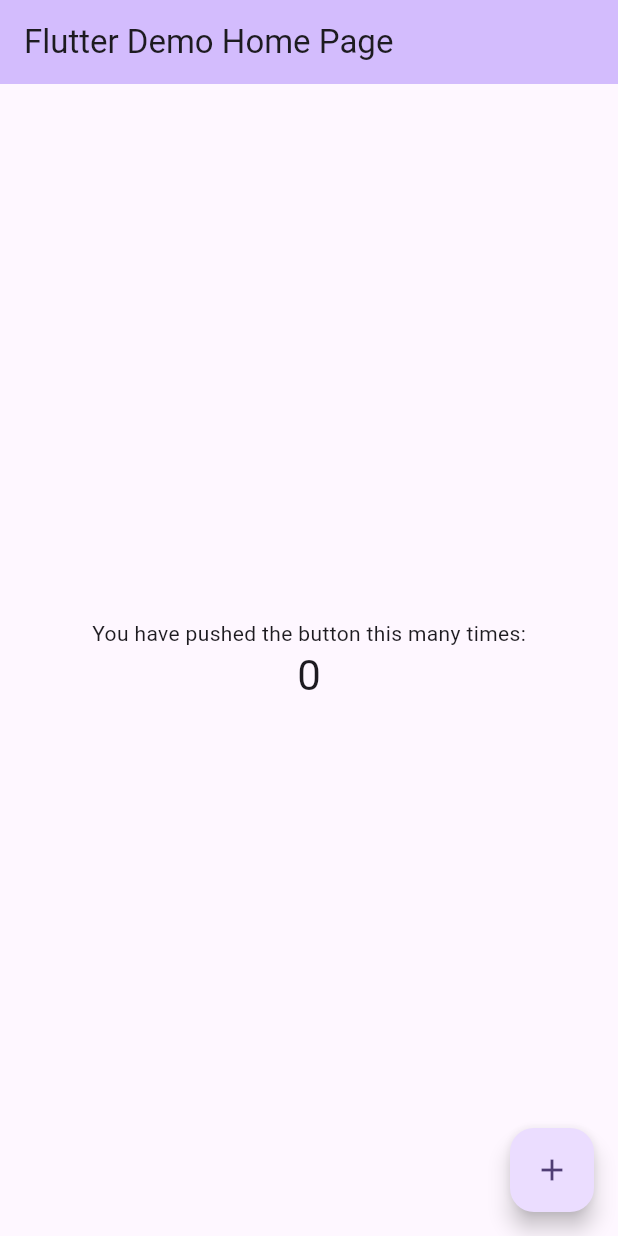
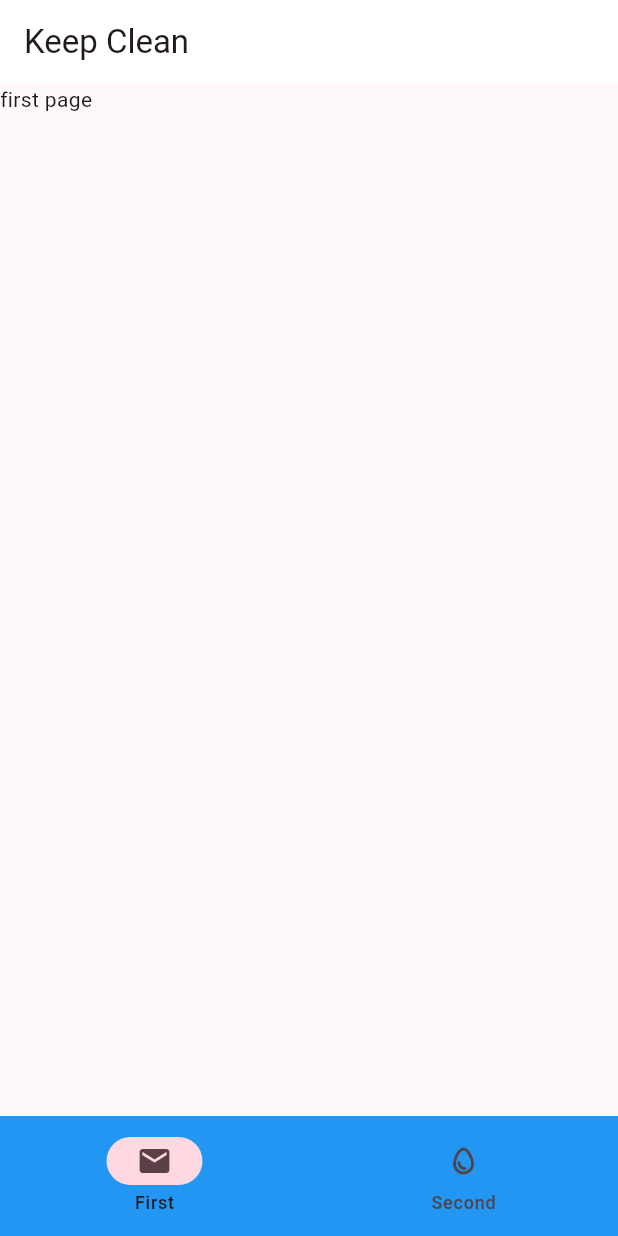
Before and after one commit to rei0v0/keep_clean, a Flutter app: the screen it shows after launch, on a phone screen of 412 x 824 dp. Run offline on Flutter 3.47's test engine with Material 2 defaults, Android fonts, the phone set to English and light mode, and no system bars; our stand-ins replace flutter_riverpod.

Commit message:
create a new file

```diff
--- /dev/null
+++ b/lib/clening_list_page.dart
@@ -0,0 +1,14 @@
+import 'package:flutter/material.dart';
+
+class CleaningListPage extends StatelessWidget {
+
+  const CleaningListPage({super.key});
+
+  @override
+  Widget build(BuildContext context) {
+    return const Scaffold(
+      body: Text("first page"),
+    );
+  }
+
+}
--- a/lib/main.dart
+++ b/lib/main.dart
@@ -1,8 +1,18 @@
 import 'package:flutter/material.dart';
+import 'package:flutter_riverpod/flutter_riverpod.dart';
+import 'package:keep_clean/clening_list_page.dart';
 
 void main() {
-  runApp(const MyApp());
+
+  runApp(
+    const ProviderScope(
+      child: MyApp(),
+    ),
+  );
 }
+
+
+final pageIndexProvider = StateProvider((ref) {return 0;});
 
 class MyApp extends StatelessWidget {
   const MyApp({super.key});
@@ -14,62 +24,53 @@ class MyApp extends StatelessWidget {
       title: 'Keep Clean',
       theme: ThemeData(
 
-        colorScheme: ColorScheme.fromSeed(seedColor: Colors.deepPurple),
+        colorScheme: ColorScheme.fromSeed(seedColor: Colors.transparent),
         useMaterial3: true,
       ),
-      home: const MyHomePage(title: 'Flutter Demo Home Page'),
+      home: const MyHomePage(),
     );
   }
 }
 
-class MyHomePage extends StatefulWidget {
-  const MyHomePage({super.key, required this.title});
+class MyHomePage extends ConsumerWidget {
 
-  final String title;
+  const MyHomePage({super.key});
 
   @override
-  State<MyHomePage> createState() => _MyHomePageState();
-}
-
-class _MyHomePageState extends State<MyHomePage> {
-  int _counter = 0;
-
-  void _incrementCounter() {
-    setState(() {
-      _counter++;
-    });
-  }
-
-  @override
-  Widget build(BuildContext context) {
+  Widget build(BuildContext context, WidgetRef ref) {
+    final pageIndex = ref.watch(pageIndexProvider);
+    final pages = [const CleaningListPage(), Center(child: Text("second page"),)];
 
     return Scaffold(
       appBar: AppBar(
 
-        backgroundColor: Theme.of(context).colorScheme.inversePrimary,
-          title: Text(widget.title),
+        backgroundColor: Colors.white,
+          title: const Text("Keep Clean"),
       ),
-      body: Center(
+      body: pages[pageIndex],
 
-        child: Column(
 
-          mainAxisAlignment: MainAxisAlignment.center,
-          children: <Widget>[
-            const Text(
-              'You have pushed the button this many times:',
-            ),
-            Text(
-              '$_counter',
-              style: Theme.of(context).textTheme.headlineMedium,
-            ),
-          ],
-        ),
+      bottomNavigationBar: NavigationBar(
+        backgroundColor: Colors.blue,
+        onDestinationSelected: (int index){
+          ref.read(pageIndexProvider.notifier).state = index;
+        },
+        destinations: [
+          NavigationDestination(
+            selectedIcon: Icon(Icons.mail),
+            icon: Icon(Icons.mail_outline),
+            label: 'First',
+          ),
+          NavigationDestination(
+            selectedIcon: Icon(Icons.egg),
+            icon: Icon(Icons.egg_outlined),
+            label: 'Second',
+          ),
+        ],
+
       ),
-      floatingActionButton: FloatingActionButton(
-        onPressed: _incrementCounter,
-        tooltip: 'Increment',
-        child: const Icon(Icons.add),
-      ), // This trailing comma makes auto-formatting nicer for build methods.
     );
   }
+
+
 }
--- a/pubspec.yaml
+++ b/pubspec.yaml
@@ -30,6 +30,7 @@ environment:
 dependencies:
   flutter:
     sdk: flutter
+  flutter_riverpod: ^2.4.9
 
 
   # The following adds the Cupertino Icons font to your application.
```
Also changed, not shown: pubspec.lock.
